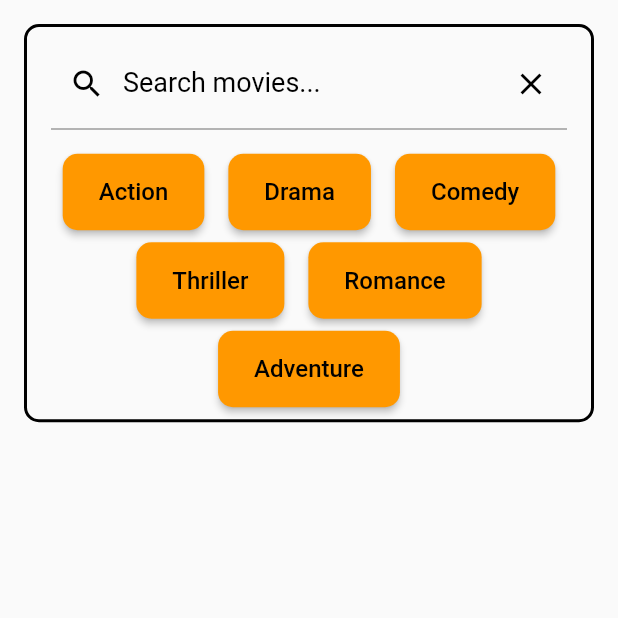
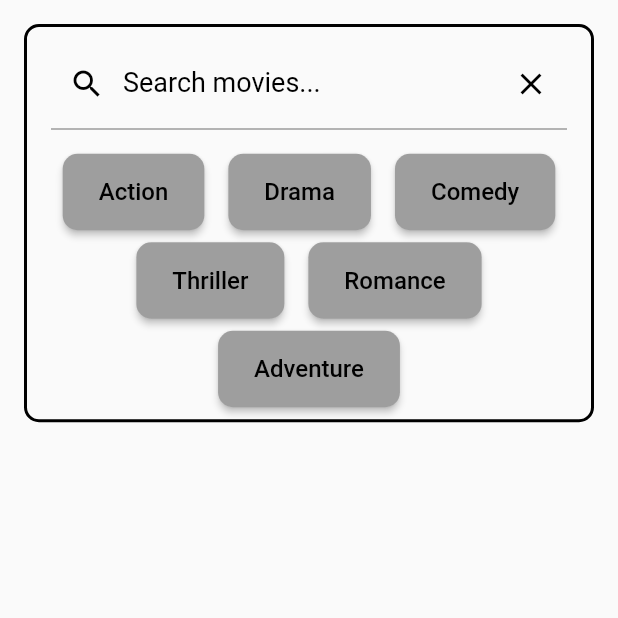
Before and after one commit to besTiger/my_movies_app, a Flutter app: the SearchScreen screen opened directly, on a phone screen of 412 x 824 dp, the top half of it. Run offline on Flutter 3.47's test engine with Material 2 defaults, Android fonts, the phone set to English and light mode, and no system bars; our stand-ins replace cached_network_image, shared_preferences, shimmer; missing offline and left inert: custom_line_indicator_bottom_navbar; accounts and stored records are empty; network calls fail.

Commit message:
improved the search screen but still needs to be modified

```diff
--- a/lib/screens/search_screen/search_screen.dart
+++ b/lib/screens/search_screen/search_screen.dart
@@ -1,11 +1,16 @@
 import 'package:flutter/foundation.dart';
 import 'package:flutter/material.dart';
+import 'package:my_movies_app/screens/search_screen/widgets/movie_list_search_widget.dart';
 import 'package:my_movies_app/services/movie_search_service.dart';
 import '../../models/movies.dart';
+import 'dart:async';
+import 'package:my_movies_app/screens/search_screen/widgets/search_bar_widget.dart';
 import '../details_movie_screen/details_movie_screen.dart';
 
+
+
 class SearchScreen extends StatefulWidget {
-  const SearchScreen({super.key});
+  const SearchScreen({Key? key}) : super(key: key);
 
   @override
   SearchScreenState createState() => SearchScreenState();
@@ -15,7 +20,6 @@ class SearchScreenState extends State<SearchScreen> {
   List<Movie> searchResults = [];
   bool isLoading = false;
   TextEditingController searchController = TextEditingController();
-
   List<String> genres = [
     'Action',
     'Drama',
@@ -24,8 +28,15 @@ class SearchScreenState extends State<SearchScreen> {
     'Romance',
     'Adventure',
   ];
+  String selectedGenre = '';
+  Timer? _debounceTimer;
+  FocusNode searchFocusNode = FocusNode();
 
-  String selectedGenre = '';
+  @override
+  void dispose() {
+    searchFocusNode.dispose();
+    super.dispose();
+  }
 
   Future<void> searchMovies(String query) async {
     setState(() {
@@ -69,142 +80,70 @@ class SearchScreenState extends State<SearchScreen> {
     }
   }
 
-  Widget buildSearchBar() {
-    bool isTextFieldFocused = false;
-
-    return SafeArea(
-      child: Container(
-        decoration: BoxDecoration(
-          borderRadius: BorderRadius.circular(10.0),
-          border: Border.all(color: Colors.black, width: 2.0),
-        ),
-        margin: const EdgeInsets.all(16.0),
-        padding: const EdgeInsets.symmetric(horizontal: 16.0, vertical: 8.0),
+  @override
+  Widget build(BuildContext context) {
+    return Scaffold(
+      body: GestureDetector(
+        onTap: () {
+          searchFocusNode.unfocus();
+        },
         child: Column(
           children: [
-            TextField(
-              controller: searchController,
-              decoration: InputDecoration(
-                labelText: 'Search movies...',
-                labelStyle: TextStyle(
-                  color: isTextFieldFocused ? Colors.red : Colors.black, // Change the label text color based on focus
-                  fontSize: 18.0,
-                ),
-                prefixIcon: Icon(
-                  Icons.search,
-                  color: isTextFieldFocused ? Colors.red : Colors.black, // Change the search icon color based on focus
-                  size: 24.0,
-                ),
-                suffixIcon: IconButton(
-                  icon: Icon(
-                    Icons.clear,
-                    color: isTextFieldFocused ? Colors.red : Colors.black, // Change the clear icon color based on focus
-                    size: 24.0,
-                  ),
-                  onPressed: () {
-                    searchController.clear();
-                    setState(() {
-                      searchResults.clear();
-                    });
-                  },
-                ),
-
-                focusedBorder: OutlineInputBorder(
-                  borderRadius: BorderRadius.circular(10.0),
-                  borderSide: const BorderSide(color: Colors.red, width: 2.0), // Customize the focused border color
-                ),
-              ),
-              onChanged: (value) {
-                setState(() {
-                  isTextFieldFocused = true; // Update the focus state
-                });
-                searchMovies(value);
-              },
-              onTap: () {
-                setState(() {
-                  isTextFieldFocused = true; // Update the focus state
+            SearchBarTest(
+              searchController: searchController,
+              debounceTimer: _debounceTimer,
+              onSearchTextChanged: (value) {
+                if (_debounceTimer != null) {
+                  _debounceTimer!.cancel();
+                }
+                _debounceTimer = Timer(const Duration(milliseconds: 500), () {
+                  searchMovies(value);
+                  searchFocusNode.unfocus();
                 });
               },
-              onEditingComplete: () {
+              onClearSearch: () {
+                searchController.clear();
                 setState(() {
-                  isTextFieldFocused = false; // Update the focus state
+                  searchResults.clear();
                 });
               },
-              onSubmitted: (value) {
+              genres: genres,
+              selectedGenre: selectedGenre,
+              onGenreSelected: (genre) {
                 setState(() {
-                  isTextFieldFocused = false; // Update the focus state
+                  selectedGenre = genre;
                 });
+                searchMoviesByGenre(genre);
               },
             ),
-            const SizedBox(height: 16.0),
-            Wrap(
-              alignment: WrapAlignment.center,
-              spacing: 16.0,
-              runSpacing: 8.0,
-              children: genres.map((genre) {
-                return ElevatedButton(
-                  style: ElevatedButton.styleFrom(
-                    foregroundColor: Colors.black, backgroundColor: Colors.orange,
-                    shape: RoundedRectangleBorder(
-                      borderRadius: BorderRadius.circular(10.0),
+            Expanded(
+              child: isLoading
+                  ? const Center(
+                child: CircularProgressIndicator(
+                  valueColor: AlwaysStoppedAnimation<Color>(Colors.black), // Set the color to black
+                ),
+              )
+                  : MovieList(
+                searchResults: searchResults,
+                onTapMovie: (movie) {
+                  Navigator.push(
+                    context,
+                    MaterialPageRoute(
+                      builder: (context) => DetailsMovieScreen(
+                        movieTitle: movie.title,
+                        movieImageUrl: movie.imageUrl,
+                        movieOverview: movie.overview,
+                        movieRating: movie.rating,
+                        actors: movie.actors,
+                      ),
                     ),
-                    padding: const EdgeInsets.symmetric(horizontal: 24.0, vertical: 16.0),
-                  ),
-                  child: Text(
-                    genre,
-                    style: const TextStyle(fontSize: 16.0),
-                  ),
-                  onPressed: () {
-                    setState(() {
-                      selectedGenre = genre;
-                    });
-                    searchMoviesByGenre(genre);
-                  },
-                );
-              }).toList(),
+                  );
+                },
+              ),
             ),
           ],
         ),
       ),
     );
   }
-
-  @override
-  Widget build(BuildContext context) {
-    return Scaffold(
-      body: Column(
-        children: [
-          buildSearchBar(),
-          Expanded(
-            child: isLoading
-                ? const Center(child: CircularProgressIndicator())
-            :ListView.builder(
-              itemCount: searchResults.length,
-              itemBuilder: (context, index) {
-                final movie = searchResults[index];
-                return ListTile(
-                  leading: movie.imageUrl != null
-                      ? Image.network(
-                    'https://image.tmdb.org/t/p/w200${movie.imageUrl}',
-                    width: 50.0,
-                    height: 50.0,
-                    fit: BoxFit.cover,
-                  )
-                      : Container(), // Show an empty container if no poster path is available
-                  title: Text(movie.title),
-                  subtitle: Text(
-                    'Year: ${movie.year} | Rating: ${movie.rating.toStringAsFixed(1)}',
-                  ),
-                  onTap: () {
-                    // Navigate to movie details screen
-                  },
-                );
-              },
-            ),
-
-          ),
-        ],
-      ),
-    );
-  }
 }
--- /dev/null
+++ b/lib/screens/search_screen/widgets/genre_button_widget.dart
@@ -0,0 +1,33 @@
+import 'package:flutter/material.dart';
+
+class GenreButton extends StatelessWidget {
+  const GenreButton({
+    Key? key,
+    required this.genre,
+    required this.isSelected,
+    required this.onPressed,
+  }) : super(key: key);
+
+  final String genre;
+  final bool isSelected;
+  final VoidCallback onPressed;
+
+  @override
+  Widget build(BuildContext context) {
+    return ElevatedButton(
+      style: ElevatedButton.styleFrom(
+        foregroundColor: Colors.black,
+        backgroundColor: isSelected ? Colors.orange : Colors.grey,
+        shape: RoundedRectangleBorder(
+          borderRadius: BorderRadius.circular(10.0),
+        ),
+        padding: const EdgeInsets.symmetric(horizontal: 24.0, vertical: 16.0),
+      ),
+      onPressed: onPressed,
+      child: Text(
+        genre,
+        style: const TextStyle(fontSize: 16.0),
+      ),
+    );
+  }
+}
--- /dev/null
+++ b/lib/screens/search_screen/widgets/movie_list_search_widget.dart
@@ -0,0 +1,64 @@
+import 'package:flutter/material.dart';
+import '../../../models/movies.dart';
+
+class MovieList extends StatelessWidget {
+  const MovieList({
+    Key? key,
+    required this.searchResults,
+    required this.onTapMovie,
+  }) : super(key: key);
+
+  final List<Movie> searchResults;
+  final ValueChanged<Movie> onTapMovie;
+
+  @override
+  Widget build(BuildContext context) {
+    return ListView.separated(
+      itemCount: searchResults.length,
+      separatorBuilder: (context, index) => const Divider(
+        height: 1,
+        color: Colors.grey,
+      ),
+      itemBuilder: (context, index) {
+        final movie = searchResults[index];
+        return Container(
+          padding: const EdgeInsets.all(8.0),
+          child: ListTile(
+            leading: Image.network(
+              'https://image.tmdb.org/t/p/w200${movie.imageUrl}',
+              fit: BoxFit.contain,
+            ),
+            title: Text(
+              movie.title,
+              style: const TextStyle(
+                fontSize: 18.0,
+                fontWeight: FontWeight.bold,
+              ),
+            ),
+            subtitle: Column(
+              crossAxisAlignment: CrossAxisAlignment.start,
+              children: [
+                Text(
+                  'Year: ${movie.year}',
+                  style: const TextStyle(
+                    fontSize: 14.0,
+                    color: Colors.grey,
+                  ),
+                ),
+                const SizedBox(height: 4.0),
+                Text(
+                  'Rating: ${movie.rating.toStringAsFixed(1)}',
+                  style: const TextStyle(
+                    fontSize: 14.0,
+                    color: Colors.grey,
+                  ),
+                ),
+              ],
+            ),
+            onTap: () => onTapMovie(movie),
+          ),
+        );
+      },
+    );
+  }
+}
--- /dev/null
+++ b/lib/screens/search_screen/widgets/search_bar_widget.dart
@@ -0,0 +1,86 @@
+import 'dart:async';
+import 'package:flutter/material.dart';
+import 'genre_button_widget.dart';
+
+class SearchBarTest extends StatelessWidget {
+  const SearchBarTest({
+    Key? key,
+    required this.searchController,
+    required this.debounceTimer,
+    required this.onSearchTextChanged,
+    required this.onClearSearch,
+    required this.genres,
+    required this.selectedGenre,
+    required this.onGenreSelected,
+  }) : super(key: key);
+
+  final TextEditingController searchController;
+  final Timer? debounceTimer;
+  final ValueChanged<String> onSearchTextChanged;
+  final VoidCallback onClearSearch;
+  final List<String> genres;
+  final String selectedGenre;
+  final ValueChanged<String> onGenreSelected;
+
+
+
+
+  @override
+  Widget build(BuildContext context) {
+    return SafeArea(
+      child: Container(
+        decoration: BoxDecoration(
+          borderRadius: BorderRadius.circular(10.0),
+          border: Border.all(color: Colors.black, width: 2.0),
+        ),
+        margin: const EdgeInsets.all(16.0),
+        padding: const EdgeInsets.symmetric(horizontal: 16.0, vertical: 8.0),
+        child: Column(
+          children: [
+            TextField(
+              controller: searchController,
+              onChanged: onSearchTextChanged,
+              decoration: InputDecoration(
+                labelText: 'Search movies...',
+                labelStyle: const TextStyle(
+                  color: Colors.black,
+                  fontSize: 18.0,
+                ),
+                prefixIcon: const Icon(
+                  Icons.search,
+                  color: Colors.black,
+                  size: 24.0,
+                ),
+                suffixIcon: IconButton(
+                  icon: const Icon(
+                    Icons.clear,
+                    color: Colors.black,
+                    size: 24.0,
+                  ),
+                  onPressed: onClearSearch,
+                ),
+                focusedBorder: OutlineInputBorder(
+                  borderRadius: BorderRadius.circular(10.0),
+                  borderSide: const BorderSide(color: Colors.red, width: 2.0),
+                ),
+              ),
+            ),
+            const SizedBox(height: 16.0),
+            Wrap(
+              alignment: WrapAlignment.center,
+              spacing: 16.0,
+              runSpacing: 8.0,
+              children: genres.map((genre) {
+                return GenreButton(
+                  genre: genre,
+                  isSelected: selectedGenre == genre,
+                  onPressed: () => onGenreSelected(genre),
+                );
+              }).toList(),
+            ),
+          ],
+        ),
+      ),
+    );
+  }
+}
```
